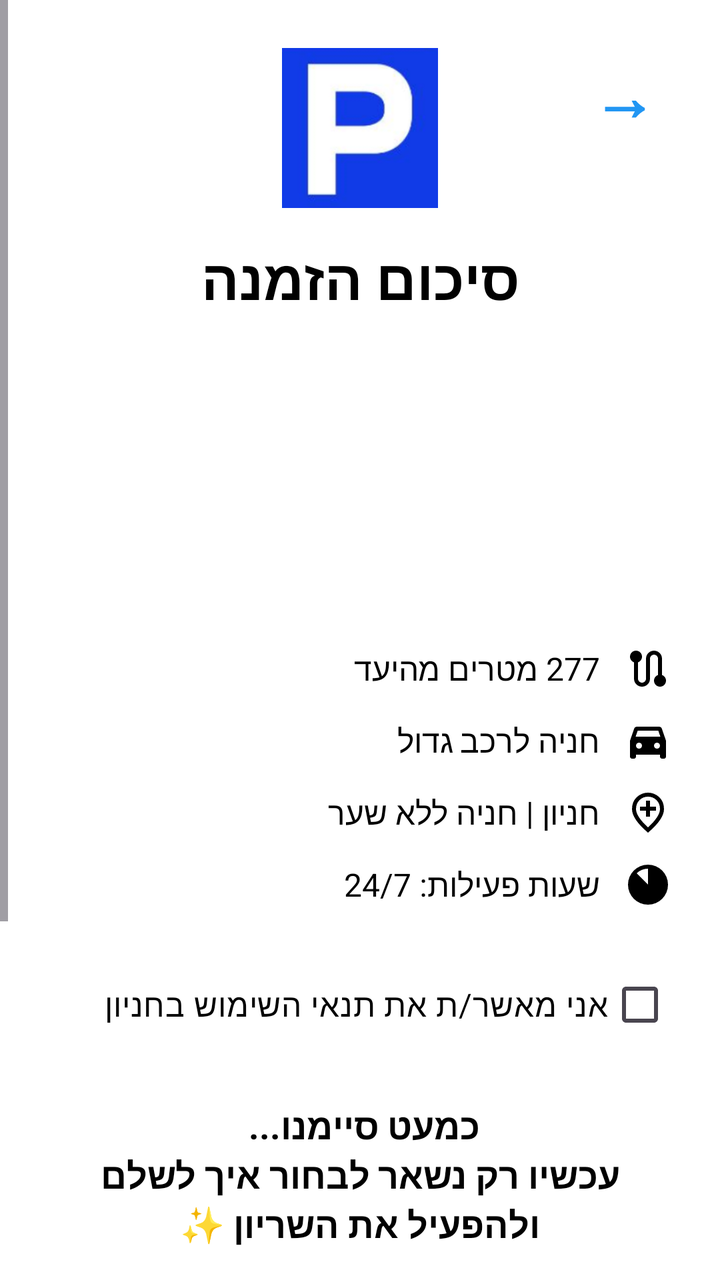
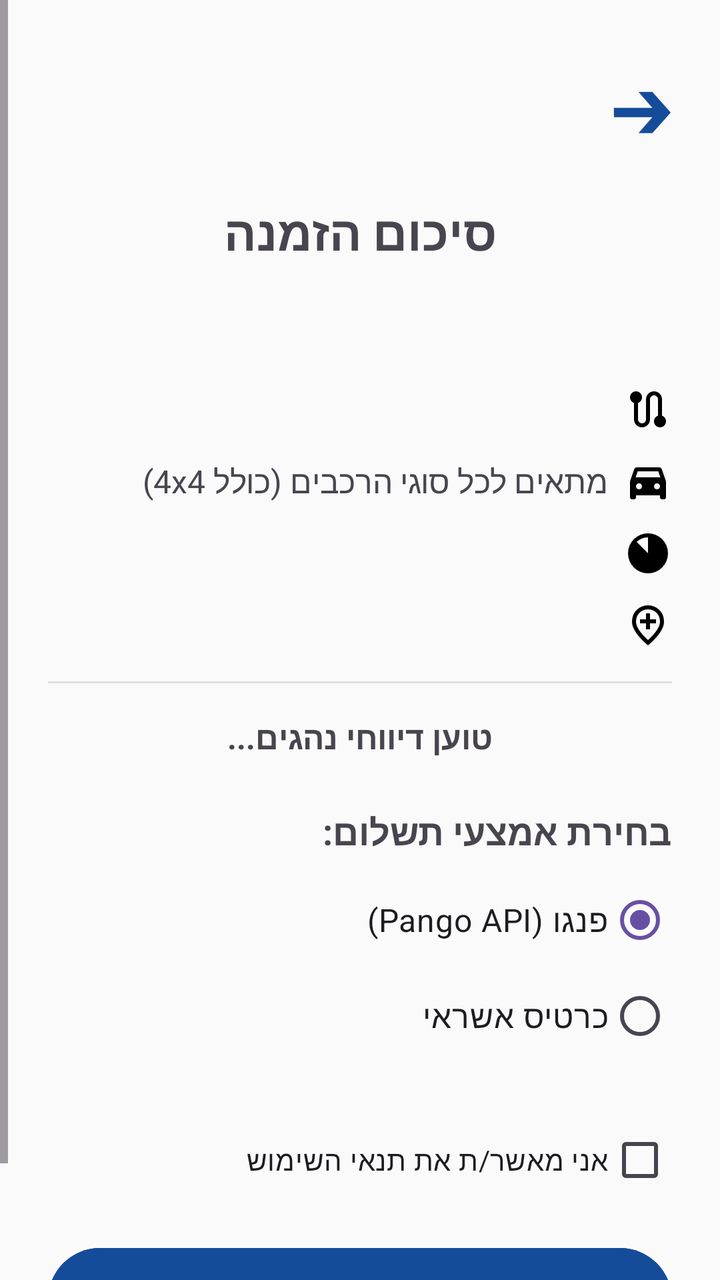

The first picture is an Android layout as it rendered before a commit; the second is the same layout after the commit. The layout source and the unified diff follow.
<!-- AndroidManifest.xml: application theme Theme.PrePark -->
<!-- res/layout/fragment_summary.xml -->
<?xml version="1.0" encoding="utf-8"?>
<ScrollView xmlns:android="http://schemas.android.com/apk/res/android"
    xmlns:app="http://schemas.android.com/apk/res-auto"
    android:layout_width="match_parent"
    android:layout_height="match_parent"
    android:background="@android:color/white"
    android:layoutDirection="rtl">

    <LinearLayout
        android:layout_width="match_parent"
        android:layout_height="wrap_content"
        android:orientation="vertical"
        android:padding="24dp">

        <RelativeLayout
            android:layout_width="match_parent"
            android:layout_height="wrap_content"
            android:layout_marginBottom="16dp">

            <ImageView
                android:layout_width="80dp"
                android:layout_height="80dp"
                android:src="@drawable/prepark_logo"
                android:layout_centerInParent="true"/>

            <TextView
                android:id="@+id/btnBackToSearch"
                android:layout_width="48dp"
                android:layout_height="48dp"
                android:text="→"
                android:textSize="32sp"
                android:textColor="#2196F3"
                android:textStyle="bold"
                android:gravity="center"
                android:layout_alignParentRight="true"
                android:layout_alignParentTop="true"
                android:background="?attr/selectableItemBackgroundBorderless"
                android:clickable="true"
                android:focusable="true"/>
        </RelativeLayout>

        <TextView
            android:layout_width="match_parent"
            android:layout_height="wrap_content"
            android:text="סיכום הזמנה"
            android:textSize="28sp"
            android:textStyle="bold"
            android:textColor="#000000"
            android:gravity="center"
            android:layout_marginBottom="24dp"/>

        <TextView
            android:id="@+id/tvDynamicLocation"
            android:layout_width="match_parent"
            android:layout_height="wrap_content"
            android:textSize="20sp"
            android:textStyle="bold"
            android:textColor="#000000"
            android:layout_marginBottom="8dp"/>

        
        <TextView
            android:id="@+id/tvDynamicDateAndTimes"
            android:layout_width="match_parent"
            android:layout_height="wrap_content"
            android:textSize="18sp"
            android:textColor="#000000"
            android:layout_marginBottom="8dp"/>

        <TextView
            android:id="@+id/tvDynamicDuration"
            android:layout_width="match_parent"
            android:layout_height="wrap_content"
            android:textSize="18sp"
            android:layout_marginBottom="8dp"/>

        <TextView
            android:id="@+id/tvDynamicPrice"
            android:layout_width="match_parent"
            android:layout_height="wrap_content"
            android:textSize="18sp"
            android:textStyle="bold"
            android:layout_marginBottom="16dp"/>

        
        <LinearLayout
            android:id="@+id/layoutDistance"
            android:layout_width="match_parent"
            android:layout_height="wrap_content"
            android:orientation="horizontal"
            android:gravity="center_vertical"
            android:layout_marginBottom="12dp">
            <ImageView android:layout_width="24dp" android:layout_height="24dp" android:src="@drawable/ic_route" android:layout_marginEnd="12dp" app:tint="#000000" />
            <TextView android:id="@+id/tvDistance" android:layout_width="wrap_content" android:layout_height="wrap_content" android:text="277 מטרים מהיעד" android:textSize="16sp" android:textColor="#000000"/>
        </LinearLayout>

        
        <LinearLayout android:layout_width="match_parent" android:layout_height="wrap_content" android:orientation="horizontal" android:gravity="center_vertical" android:layout_marginBottom="12dp">
            <ImageView android:layout_width="24dp" android:layout_height="24dp" android:src="@drawable/ic_car" android:layout_marginEnd="12dp" app:tint="#000000" />
            <TextView android:layout_width="wrap_content" android:layout_height="wrap_content" android:text="חניה לרכב גדול" android:textSize="16sp" android:textColor="#000000"/>
        </LinearLayout>

        
        <LinearLayout android:layout_width="match_parent" android:layout_height="wrap_content" android:orientation="horizontal" android:gravity="center_vertical" android:layout_marginBottom="12dp">
            <ImageView android:layout_width="24dp" android:layout_height="24dp" android:src="@drawable/ic_parking" android:layout_marginEnd="12dp" app:tint="#000000" />
            <TextView android:layout_width="wrap_content" android:layout_height="wrap_content" android:text="חניון | חניה ללא שער" android:textSize="16sp" android:textColor="#000000"/>
        </LinearLayout>

        
        <LinearLayout android:layout_width="match_parent" android:layout_height="wrap_content" android:orientation="horizontal" android:gravity="center_vertical" android:layout_marginBottom="24dp">
            <ImageView android:layout_width="24dp" android:layout_height="24dp" android:src="@drawable/ic_clock" android:layout_marginEnd="12dp" app:tint="#000000" />
            <TextView android:id="@+id/tvParkingHours" android:layout_width="wrap_content" android:layout_height="wrap_content" android:text="שעות פעילות: 24/7" android:textSize="16sp" android:textColor="#000000"/>
        </LinearLayout>

        <CheckBox
            android:id="@+id/cbTerms"
            android:layout_width="match_parent"
            android:layout_height="wrap_content"
            android:text="אני מאשר/ת את תנאי השימוש בחניון"
            android:textColor="#000000"
            android:textSize="16sp"
            android:layout_marginBottom="24dp"/>

        <TextView
            android:layout_width="match_parent"
            android:layout_height="wrap_content"
            android:text="כמעט סיימנו... \nעכשיו רק נשאר לבחור איך לשלם ולהפעיל את השריון ✨"
            android:textAlignment="center"
            android:textSize="18sp"
            android:textColor="#000000"
            android:textStyle="bold"
            android:layout_marginBottom="24dp"/>

        <RadioGroup
            android:id="@+id/rgPaymentOptions"
            android:layout_width="match_parent"
            android:layout_height="wrap_content"
            android:layout_marginBottom="32dp">

            <RadioButton
                android:id="@+id/rbPango"
                android:layout_width="match_parent"
                android:layout_height="wrap_content"
                android:text="תשלום מהיר דרך Pango+"
                android:textColor="#000000"
                android:textSize="16sp"
                android:checked="true"/>

            <RadioButton
                android:id="@+id/rbSavedCredit"
                android:layout_width="match_parent"
                android:layout_height="wrap_content"
                android:text="אשראי שמור באזור האישי (*1234)"
                android:textColor="#000000"
                android:textSize="16sp"/>
        </RadioGroup>

        <Button
            android:id="@+id/btnReserveParking"
            android:layout_width="match_parent"
            android:layout_height="65dp"
            android:text="הפעל שריון חניה"
            android:textSize="20sp"
            android:textStyle="bold"
            android:backgroundTint="#0D47A1"
            android:textColor="@android:color/white"
            android:layout_marginBottom="24dp"/>
    </LinearLayout>
</ScrollView>
<!-- resources referenced by this layout -->
<resources>
  <!-- drawable ic_car (drawable) -->
  <vector xmlns:android="http://schemas.android.com/apk/res/android" android:height="24dp" android:tint="#000000" android:viewportHeight="24" android:viewportWidth="24" android:width="24dp">
        
      <path android:fillColor="@android:color/white" android:pathData="M18.92,6.01C18.72,5.42 18.16,5 17.5,5h-11C5.84,5 5.29,5.42 5.08,6.01L3,12v8c0,0.55 0.45,1 1,1h1c0.55,0 1,-0.45 1,-1v-1h12v1c0,0.55 0.45,1 1,1h1c0.55,0 1,-0.45 1,-1v-8L18.92,6.01zM7.5,16C6.67,16 6,15.33 6,14.5S6.67,13 7.5,13S9,13.67 9,14.5S8.33,16 7.5,16zM16.5,16c-0.83,0 -1.5,-0.67 -1.5,-1.5s0.67,-1.5 1.5,-1.5s1.5,0.67 1.5,1.5S17.33,16 16.5,16zM5.81,10l1.04,-3h10.29l1.04,3H5.81z"/>
      
  </vector>
  <!-- drawable ic_clock (drawable) -->
  <vector xmlns:android="http://schemas.android.com/apk/res/android" android:height="24dp" android:tint="#000000" android:viewportHeight="960" android:viewportWidth="960" android:width="24dp">
        
      <path android:fillColor="@android:color/white" android:pathData="M324,848.5Q251,817 197,763Q143,709 111.5,636Q80,563 80,480Q80,397 111.5,324Q143,251 197,197Q251,143 324,111.5Q397,80 480,80Q563,80 636,111.5Q709,143 763,197Q817,251 848.5,324Q880,397 880,480Q880,563 848.5,636Q817,709 763,763Q709,817 636,848.5Q563,880 480,880Q397,880 324,848.5ZM253,253L480,480L480,160Q416,160 357,184Q298,208 253,253Z"/>
      
  </vector>
  <!-- drawable ic_parking (drawable) -->
  <vector xmlns:android="http://schemas.android.com/apk/res/android" android:height="24dp" android:tint="#000000" android:viewportHeight="960" android:viewportWidth="960" android:width="24dp">
        
      <path android:fillColor="@android:color/white" android:pathData="M440,560L520,560L520,440L640,440L640,360L520,360L520,240L440,240L440,360L320,360L320,440L440,440L440,560ZM480,774Q602,662 661,570.5Q720,479 720,408Q720,299 650.5,229.5Q581,160 480,160Q379,160 309.5,229.5Q240,299 240,408Q240,479 299,570.5Q358,662 480,774ZM480,880Q319,743 239.5,625.5Q160,508 160,408Q160,258 256.5,169Q353,80 480,80Q607,80 703.5,169Q800,258 800,408Q800,508 720.5,625.5Q641,743 480,880ZM480,400Q480,400 480,400Q480,400 480,400Q480,400 480,400Q480,400 480,400Q480,400 480,400Q480,400 480,400Q480,400 480,400Q480,400 480,400Z"/>
      
  </vector>
  <!-- drawable ic_route (drawable) -->
  <vector xmlns:android="http://schemas.android.com/apk/res/android" android:height="24dp" android:tint="#000000" android:viewportHeight="24" android:viewportWidth="24" android:width="24dp">
        
      <path android:fillColor="@android:color/white" android:pathData="M19,15.18V7c0,-2.21 -1.79,-4 -4,-4s-4,1.79 -4,4v10c0,1.1 -0.9,2 -2,2s-2,-0.9 -2,-2V8.82C8.16,8.4 9,7.3 9,6c0,-1.66 -1.34,-3 -3,-3S3,4.34 3,6c0,1.3 0.84,2.4 2,2.82V17c0,2.21 1.79,4 4,4s4,-1.79 4,-4V7c0,-1.1 0.9,-2 2,-2s2,0.9 2,2v8.18c-1.16,0.41 -2,1.51 -2,2.82c0,1.66 1.34,3 3,3s3,-1.34 3,-3C21,16.7 20.16,15.6 19,15.18z"/>
      
  </vector>
  <!-- drawable prepark_logo: png bitmap (drawable, 14842 bytes) -->
  <style name="Theme.PrePark" parent="Base.Theme.PrePark" />
  <style name="Base.Theme.PrePark" parent="Theme.Material3.DayNight.NoActionBar">
  
  
      </style>
</resources>

<!-- the commit's change to res/layout/fragment_summary.xml (unified diff, before → after) -->
@@ -3,8 +3,8 @@
     xmlns:app="http://schemas.android.com/apk/res-auto"
     android:layout_width="match_parent"
     android:layout_height="match_parent"
-    android:background="@android:color/white"
-    android:layoutDirection="rtl">
+    android:layoutDirection="rtl"
+    android:background="#FAFAFA">
 
     <LinearLayout
         android:layout_width="match_parent"
@@ -12,158 +12,180 @@
         android:orientation="vertical"
         android:padding="24dp">
 
-        <RelativeLayout
-            android:layout_width="match_parent"
+        
+        <TextView
+            android:id="@+id/btnBackToSearch"
+            android:layout_width="wrap_content"
             android:layout_height="wrap_content"
-            android:layout_marginBottom="16dp">
-
-            <ImageView
-                android:layout_width="80dp"
-                android:layout_height="80dp"
-                android:src="@drawable/prepark_logo"
-                android:layout_centerInParent="true"/>
-
-            <TextView
-                android:id="@+id/btnBackToSearch"
-                android:layout_width="48dp"
-                android:layout_height="48dp"
-                android:text="→"
-                android:textSize="32sp"
-                android:textColor="#2196F3"
-                android:textStyle="bold"
-                android:gravity="center"
-                android:layout_alignParentRight="true"
-                android:layout_alignParentTop="true"
-                android:background="?attr/selectableItemBackgroundBorderless"
-                android:clickable="true"
-                android:focusable="true"/>
-        </RelativeLayout>
+            android:text="➔"
+            android:textSize="32sp"
+            android:textStyle="bold"
+            android:textColor="#154C9A"
+            android:paddingEnd="16dp"
+            android:paddingTop="8dp"
+            android:paddingBottom="8dp"
+            android:clickable="true"
+            android:focusable="true"
+            android:background="?attr/selectableItemBackgroundBorderless"
+            android:layout_marginBottom="16dp"/>
 
         <TextView
-            android:layout_width="match_parent"
+            android:layout_width="wrap_content"
             android:layout_height="wrap_content"
             android:text="סיכום הזמנה"
-            android:textSize="28sp"
+            android:textSize="24sp"
             android:textStyle="bold"
-            android:textColor="#000000"
-            android:gravity="center"
+            android:layout_gravity="center"
             android:layout_marginBottom="24dp"/>
 
+        
         <TextView
             android:id="@+id/tvDynamicLocation"
             android:layout_width="match_parent"
             android:layout_height="wrap_content"
-            android:textSize="20sp"
-            android:textStyle="bold"
-            android:textColor="#000000"
-            android:layout_marginBottom="8dp"/>
-
-        
-        <TextView
-            android:id="@+id/tvDynamicDateAndTimes"
-            android:layout_width="match_parent"
-            android:layout_height="wrap_content"
-            android:textSize="18sp"
-            android:textColor="#000000"
-            android:layout_marginBottom="8dp"/>
-
-        <TextView
-            android:id="@+id/tvDynamicDuration"
-            android:layout_width="match_parent"
-            android:layout_height="wrap_content"
-            android:textSize="18sp"
-            android:layout_marginBottom="8dp"/>
-
-        <TextView
-            android:id="@+id/tvDynamicPrice"
-            android:layout_width="match_parent"
-            android:layout_height="wrap_content"
             android:textSize="18sp"
             android:textStyle="bold"
-            android:layout_marginBottom="16dp"/>
+            android:layout_marginBottom="12dp"/>
 
         
         <LinearLayout
-            android:id="@+id/layoutDistance"
             android:layout_width="match_parent"
             android:layout_height="wrap_content"
             android:orientation="horizontal"
             android:gravity="center_vertical"
             android:layout_marginBottom="12dp">
-            <ImageView android:layout_width="24dp" android:layout_height="24dp" android:src="@drawable/ic_route" android:layout_marginEnd="12dp" app:tint="#000000" />
-            <TextView android:id="@+id/tvDistance" android:layout_width="wrap_content" android:layout_height="wrap_content" android:text="277 מטרים מהיעד" android:textSize="16sp" android:textColor="#000000"/>
+            <ImageView
+                android:layout_width="24dp"
+                android:layout_height="24dp"
+                android:src="@drawable/ic_route"
+                android:layout_marginEnd="8dp"/>
+            <TextView
+                android:id="@+id/tvDistance"
+                android:layout_width="wrap_content"
+                android:layout_height="wrap_content"
+                android:textSize="16sp"/>
         </LinearLayout>
 
         
-        <LinearLayout android:layout_width="match_parent" android:layout_height="wrap_content" android:orientation="horizontal" android:gravity="center_vertical" android:layout_marginBottom="12dp">
-            <ImageView android:layout_width="24dp" android:layout_height="24dp" android:src="@drawable/ic_car" android:layout_marginEnd="12dp" app:tint="#000000" />
-            <TextView android:layout_width="wrap_content" android:layout_height="wrap_content" android:text="חניה לרכב גדול" android:textSize="16sp" android:textColor="#000000"/>
+        <LinearLayout
+            android:layout_width="match_parent"
+            android:layout_height="wrap_content"
+            android:orientation="horizontal"
+            android:gravity="center_vertical"
+            android:layout_marginBottom="12dp">
+            <ImageView
+                android:layout_width="24dp"
+                android:layout_height="24dp"
+                android:src="@drawable/ic_car"
+                android:layout_marginEnd="8dp"/>
+            <TextView
+                android:layout_width="wrap_content"
+                android:layout_height="wrap_content"
+                android:text="מתאים לכל סוגי הרכבים (כולל 4x4)"
+                android:textSize="16sp"/>
         </LinearLayout>
 
         
-        <LinearLayout android:layout_width="match_parent" android:layout_height="wrap_content" android:orientation="horizontal" android:gravity="center_vertical" android:layout_marginBottom="12dp">
-            <ImageView android:layout_width="24dp" android:layout_height="24dp" android:src="@drawable/ic_parking" android:layout_marginEnd="12dp" app:tint="#000000" />
-            <TextView android:layout_width="wrap_content" android:layout_height="wrap_content" android:text="חניון | חניה ללא שער" android:textSize="16sp" android:textColor="#000000"/>
+        <LinearLayout
+            android:layout_width="match_parent"
+            android:layout_height="wrap_content"
+            android:orientation="horizontal"
+            android:gravity="center_vertical"
+            android:layout_marginBottom="12dp">
+            <ImageView
+                android:layout_width="24dp"
+                android:layout_height="24dp"
+                android:src="@drawable/ic_clock"
+                android:layout_marginEnd="8dp"/>
+            <TextView
+                android:id="@+id/tvParkingHours"
+                android:layout_width="wrap_content"
+                android:layout_height="wrap_content"
+                android:textSize="16sp"/>
         </LinearLayout>
 
         
-        <LinearLayout android:layout_width="match_parent" android:layout_height="wrap_content" android:orientation="horizontal" android:gravity="center_vertical" android:layout_marginBottom="24dp">
-            <ImageView android:layout_width="24dp" android:layout_height="24dp" android:src="@drawable/ic_clock" android:layout_marginEnd="12dp" app:tint="#000000" />
-            <TextView android:id="@+id/tvParkingHours" android:layout_width="wrap_content" android:layout_height="wrap_content" android:text="שעות פעילות: 24/7" android:textSize="16sp" android:textColor="#000000"/>
+        <LinearLayout
+            android:layout_width="match_parent"
+            android:layout_height="wrap_content"
+            android:orientation="horizontal"
+            android:gravity="center_vertical"
+            android:layout_marginBottom="16dp">
+            <ImageView
+                android:layout_width="24dp"
+                android:layout_height="24dp"
+                android:src="@drawable/ic_parking"
+                android:layout_marginEnd="8dp"/>
+            <TextView
+                android:id="@+id/tvDynamicDateAndTimes"
+                android:layout_width="wrap_content"
+                android:layout_height="wrap_content"
+                android:textSize="16sp"
+                android:textStyle="bold"/>
         </LinearLayout>
 
+        <View
+            android:layout_width="match_parent"
+            android:layout_height="1dp"
+            android:background="#E0E0E0"
+            android:layout_marginBottom="16dp"/>
+
+        
+        <TextView
+            android:id="@+id/tvRealTimeStatus"
+            android:layout_width="match_parent"
+            android:layout_height="wrap_content"
+            android:text="טוען דיווחי נהגים..."
+            android:textSize="16sp"
+            android:textStyle="bold"
+            android:gravity="center"
+            android:layout_marginBottom="24dp"/>
+
+        
+        <TextView
+            android:layout_width="wrap_content"
+            android:layout_height="wrap_content"
+            android:text="בחירת אמצעי תשלום:"
+            android:textStyle="bold"
+            android:textSize="18sp"
+            android:layout_marginBottom="8dp"/>
+
+        <RadioGroup
+            android:id="@+id/rgPaymentMethod"
+            android:layout_width="match_parent"
+            android:layout_height="wrap_content"
+            android:layout_marginBottom="24dp">
+            <RadioButton
+                android:id="@+id/rbPango"
+                android:layout_width="wrap_content"
+                android:layout_height="wrap_content"
+                android:text="פנגו (Pango API)"
+                android:checked="true"
+                android:textSize="16sp"/>
+            <RadioButton
+                android:id="@+id/rbCreditCard"
+                android:layout_width="wrap_content"
+                android:layout_height="wrap_content"
+                android:text="כרטיס אשראי"
+                android:textSize="16sp"/>
+        </RadioGroup>
+
+        
         <CheckBox
             android:id="@+id/cbTerms"
-            android:layout_width="match_parent"
+            android:layout_width="wrap_content"
             android:layout_height="wrap_content"
-            android:text="אני מאשר/ת את תנאי השימוש בחניון"
-            android:textColor="#000000"
-            android:textSize="16sp"
-            android:layout_marginBottom="24dp"/>
-
-        <TextView
-            android:layout_width="match_parent"
-            android:layout_height="wrap_content"
-            android:text="כמעט סיימנו... \nעכשיו רק נשאר לבחור איך לשלם ולהפעיל את השריון ✨"
-            android:textAlignment="center"
-            android:textSize="18sp"
-            android:textColor="#000000"
-            android:textStyle="bold"
-            android:layout_marginBottom="24dp"/>
-
-        <RadioGroup
-            android:id="@+id/rgPaymentOptions"
-            android:layout_width="match_parent"
-            android:layout_height="wrap_content"
-            android:layout_marginBottom="32dp">
-
-            <RadioButton
-                android:id="@+id/rbPango"
-                android:layout_width="match_parent"
-                android:layout_height="wrap_content"
-                android:text="תשלום מהיר דרך Pango+"
-                android:textColor="#000000"
-                android:textSize="16sp"
-                android:checked="true"/>
-
-            <RadioButton
-                android:id="@+id/rbSavedCredit"
-                android:layout_width="match_parent"
-                android:layout_height="wrap_content"
-                android:text="אשראי שמור באזור האישי (*1234)"
-                android:textColor="#000000"
-                android:textSize="16sp"/>
-        </RadioGroup>
+            android:text="אני מאשר/ת את תנאי השימוש"
+            android:layout_marginBottom="16dp"/>
 
         <Button
             android:id="@+id/btnReserveParking"
             android:layout_width="match_parent"
-            android:layout_height="65dp"
-            android:text="הפעל שריון חניה"
-            android:textSize="20sp"
+            android:layout_height="60dp"
+            android:text="אישור ושריון חניה"
+            android:textSize="18sp"
             android:textStyle="bold"
-            android:backgroundTint="#0D47A1"
-            android:textColor="@android:color/white"
-            android:layout_marginBottom="24dp"/>
+            android:backgroundTint="#154C9A"
+            android:textColor="#FFFFFF"/>
     </LinearLayout>
 </ScrollView>
<!-- resource entries referenced after the edit -->
@@ -24,7 +24,6 @@
       <path android:fillColor="@android:color/white" android:pathData="M19,15.18V7c0,-2.21 -1.79,-4 -4,-4s-4,1.79 -4,4v10c0,1.1 -0.9,2 -2,2s-2,-0.9 -2,-2V8.82C8.16,8.4 9,7.3 9,6c0,-1.66 -1.34,-3 -3,-3S3,4.34 3,6c0,1.3 0.84,2.4 2,2.82V17c0,2.21 1.79,4 4,4s4,-1.79 4,-4V7c0,-1.1 0.9,-2 2,-2s2,0.9 2,2v8.18c-1.16,0.41 -2,1.51 -2,2.82c0,1.66 1.34,3 3,3s3,-1.34 3,-3C21,16.7 20.16,15.6 19,15.18z"/>
       
   </vector>
-  <!-- drawable prepark_logo: png bitmap (drawable, 14842 bytes) -->
   <style name="Theme.PrePark" parent="Base.Theme.PrePark" />
   <style name="Base.Theme.PrePark" parent="Theme.Material3.DayNight.NoActionBar">
   
